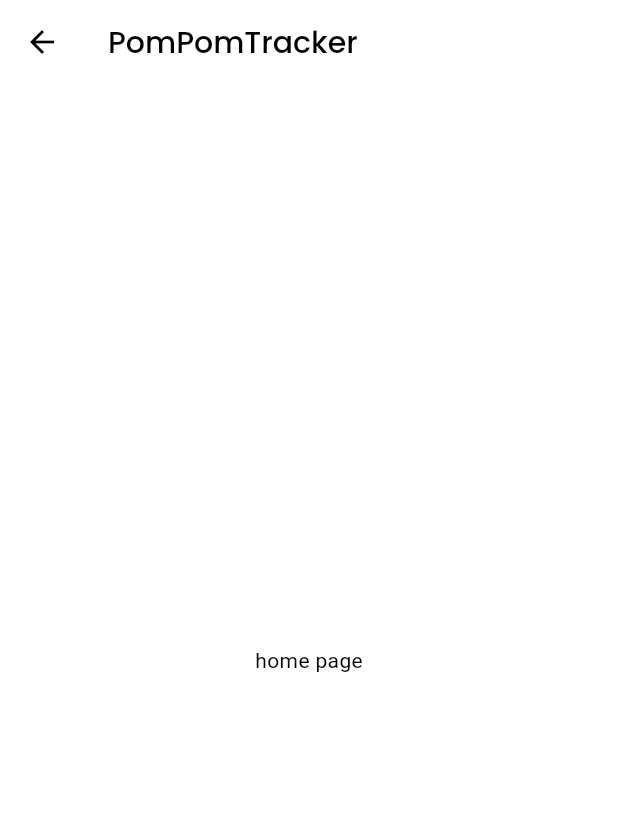
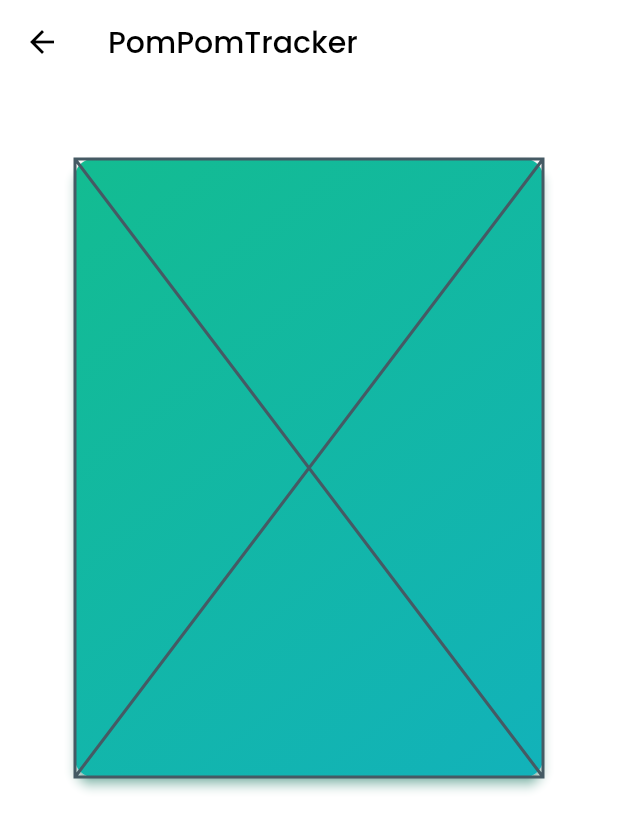
Before and after one commit to vishakhmk-del/pompomTracker, a Flutter app: the Screenhome screen opened directly, on a phone screen of 412 x 824 dp. Shown: the top 831 px of the screen. Run offline on Flutter 3.47's test engine with Material 3 defaults, Android fonts, the phone set to English and light mode, and no system bars; our stand-ins replace animated_splash_screen, dio, fluttertoast, lottie, page_transition.

Commit message:
screen home

```diff
--- a/pompomtracker/lib/api/url.dart
+++ b/pompomtracker/lib/api/url.dart
@@ -2,4 +2,6 @@ class Url {
   String baseUrl = 'http://10.160.100.53/Qrpay/index.php';
 
   String loginUrl = '/Home_C/owner_login';
+
+  String weeklyUrl = '/Owner_C/rep_datewise';
 }
--- a/pompomtracker/lib/core/hook/hook.dart
+++ b/pompomtracker/lib/core/hook/hook.dart
@@ -31,6 +31,8 @@ export 'package:pompomtracker/provider/theme/theme_provider.dart';
 
 export 'package:pompomtracker/api/busapi.dart';
 
+export 'package:pompomtracker/widgets/LineChart/linechartwidget.dart';
+
 /**************************************/
 
 /*screens*/
@@ -46,4 +48,7 @@ export 'package:pompomtracker/model/login/loginreq/loginreq.dart';
 
 export 'package:pompomtracker/model/login/loginresp/loginresp.dart';
 
+export 'package:pompomtracker/model/weeklycollection/collectionreq/weeklycollectionreq/weeklycollectionreq.dart';
+
+
 /**************************************/
--- /dev/null
+++ b/pompomtracker/lib/provider/loading/loading_provider.dart
@@ -0,0 +1,11 @@
+import 'package:pompomtracker/core/hook/hook.dart';
+
+class LoadingProvider with ChangeNotifier {
+  bool isloading = false;
+  bool get isLoading => isloading;
+
+  void toggleLoading() {
+    isloading = !isloading;
+    notifyListeners();
+  }
+}
--- a/pompomtracker/lib/provider/theme/theme_constants.dart
+++ b/pompomtracker/lib/provider/theme/theme_constants.dart
@@ -37,7 +37,7 @@ class MyTheme {
           primary: Color(0xff13bc91),
           onPrimary: Colors.white,
           secondary: Color(0xff12b2ba),
-          onSecondary: Colors.black),
+          onSecondary: Colors.white),
       textTheme: const TextTheme(
           labelSmall: TextStyle(
               color: Colors.white, fontSize: 14, fontFamily: 'Poppins-Medium'),
--- a/pompomtracker/lib/screens/home/screenhome.dart
+++ b/pompomtracker/lib/screens/home/screenhome.dart
@@ -1,12 +1,25 @@
 import 'dart:developer';
+import 'package:pompomtracker/provider/loading/loading_provider.dart';
+
 import '../../core/hook/hook.dart';
 
-class Screenhome extends StatelessWidget {
+class Screenhome extends StatefulWidget {
   const Screenhome({super.key});
 
   @override
+  State<Screenhome> createState() => _ScreenhomeState();
+}
+
+class _ScreenhomeState extends State<Screenhome> {
+  @override
+  void initState(){
+    super.initState();
+    weeklycollection();
+  }
+
+
+  @override
   Widget build(BuildContext context) {
-    final themeProvider = Provider.of<ThemeProvider>(context);
     return PopScope(
       canPop: false,
       onPopInvoked: (bool didPop) async {
@@ -21,14 +34,49 @@ class Screenhome extends StatelessWidget {
           }
         }
       },
-      child: Stack(children: [
-        Scaffold(
-            appBar: AppBar(title: const Text("PomPomTracker")),
-            body: Center(
-              child: Text('home page'),
-            )),
-      ]),
+      child: Stack(
+        children: [
+          Scaffold(
+              // backgroundColor: Colors.black,
+              appBar: AppBar(
+                  title: Text(
+                "PomPomTracker",
+                style:
+                    TextStyle(color: Theme.of(context).colorScheme.onSecondary),
+              )),
+              body: SingleChildScrollView(
+                child: Column(
+                  children: [
+                    Card(
+                      margin: const EdgeInsets.all(50),
+                      elevation: 3,
+                      shadowColor: Theme.of(context).colorScheme.primary,
+                      child: Container(
+                        width: MediaQuery.of(context).size.width,
+                        height: MediaQuery.of(context).size.height / 2,
+                        decoration: BoxDecoration(
+                            borderRadius: BorderRadius.circular(12),
+                            gradient: LinearGradient(
+                                begin: Alignment.topLeft,
+                                end: Alignment.bottomRight,
+                                colors: [
+                                  Theme.of(context).colorScheme.primary,
+                                  Theme.of(context).colorScheme.secondary
+                                ])),
+                        child: Linechartwidget(),
+                      ),
+                    ),
+                  ],
+                ),
+              )),
+        ],
+      ),
     );
+  }
+
+  Future<void> weeklycollection()async{
+    final loadingProvider = context.read<LoadingProvider>();
+    loadingProvider.toggleLoading();
   }
 
   Future<bool?> showWarning(BuildContext context) async => showDialog<bool>(
--- a/pompomtracker/lib/screens/splash/screenSplash.dart
+++ b/pompomtracker/lib/screens/splash/screenSplash.dart
@@ -17,7 +17,7 @@ class _ScreenSplashState extends State<ScreenSplash> {
   Future<void> gotoLogin() async {
     await Future.delayed(const Duration(seconds: 3));
     Navigator.pushReplacement(
-        _scaffoldKey.currentContext!, Approutes().loginscreen);
+        _scaffoldKey.currentContext!, Approutes().homescreen);
     //  Navigator.of(_scaffoldKey.currentContext!).pushReplacement(
     //   MaterialPageRoute(
     //     builder: (context) =>const Screenhome(),
--- /dev/null
+++ b/pompomtracker/lib/widgets/LineChart/linechartwidget.dart
@@ -0,0 +1,10 @@
+import 'package:flutter/material.dart';
+
+class Linechartwidget extends StatelessWidget {
+  const Linechartwidget({super.key});
+
+  @override
+  Widget build(BuildContext context) {
+    return const Placeholder();
+  }
+}
--- a/pompomtracker/pubspec.yaml
+++ b/pompomtracker/pubspec.yaml
@@ -43,6 +43,7 @@ dependencies:
   json_serializable: ^6.8.0
   provider: ^6.1.2
   fluttertoast: ^8.2.6
+  fl_chart: ^0.68.0
 
 
 dev_dependencies:
```
Also changed, not shown: pompomtracker/lib/api/busapi.dart (+14 -0 lines), pompomtracker/lib/core/routes/approute.dart (+7 -0 lines), pompomtracker/lib/main.dart (+13 -3 lines), pompomtracker/lib/model/weeklycollection/buscollectionmdl/buscollectionmdl.dart (added, +20 -0 lines), pompomtracker/lib/model/weeklycollection/buscollectionmdl/rep_detail.dart (added, +18 -0 lines), pompomtracker/lib/model/weeklycollection/collectionreq/weeklycollectionreq/weeklycollectionreq.dart (added, +19 -0 lines), pompomtracker/lib/screens/login/screenLogin.dart (+50 -40 lines), pompomtracker/lib/model/weeklycollection/buscollectionmdl/buscollectionmdl.g.dart (added), pompomtracker/lib/model/weeklycollection/buscollectionmdl/rep_detail.g.dart (added), pompomtracker/lib/model/weeklycollection/collectionreq/weeklycollectionreq/weeklycollectionreq.g.dart (added), pompomtracker/pubspec.lock.
